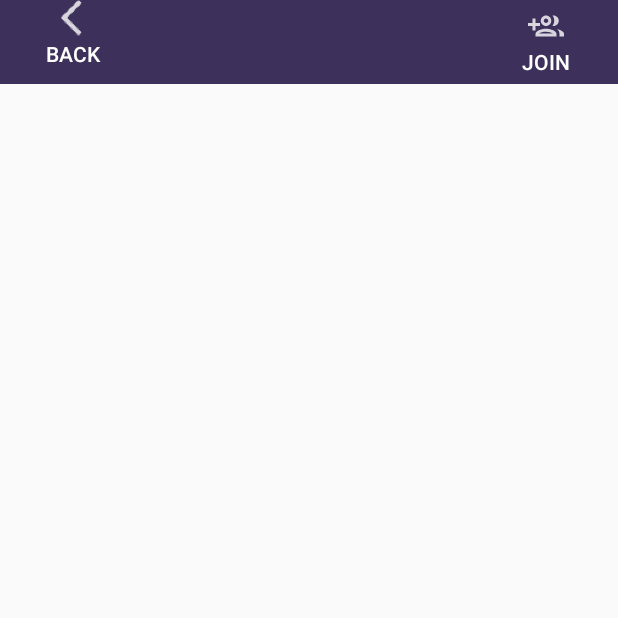
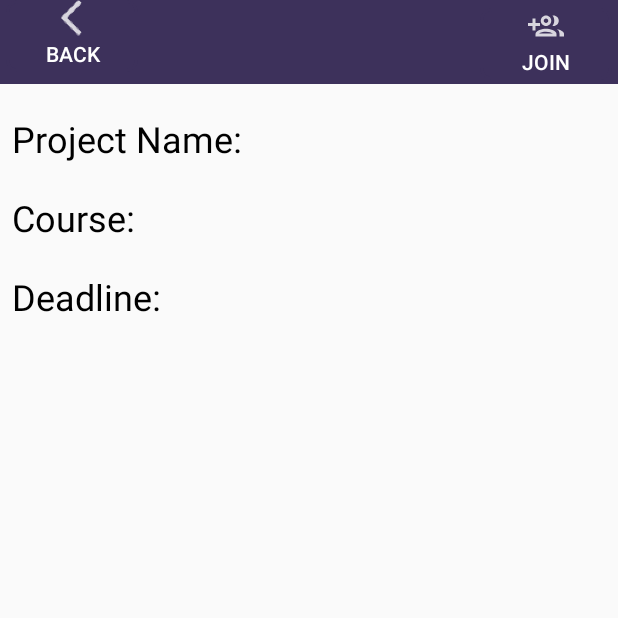
Before and after one commit to lukasrosario/EC327_Grouper, an Android app: the ProjectNoPermissionActivity screen opened directly, with no data from a screen before it, on a phone screen of 412 x 824 dp, the top half of it. Run offline under Robolectric (Android 15) with nearby library versions, the light colour scheme and no system bars; our stand-ins replace Firebase (no records; nobody signed in at launch, a user with empty details on screens opened directly).

Commit message:
Update activity_project_page2.xml

```diff
--- a/app/src/main/res/layout/activity_project_page2.xml
+++ b/app/src/main/res/layout/activity_project_page2.xml
@@ -42,48 +42,96 @@
              />
 
         <TextView
+            android:id="@+id/projLabel"
+            android:layout_marginTop="20dp"
+            android:layout_height="wrap_content"
+            android:layout_width="wrap_content"
+            android:text="Project Name: "
+            android:layout_marginStart="8dp"
+            android:textSize="24sp"
+            android:textColor="@color/textColor"
+            android:layout_below="@id/my_toolbar"/>
+
+        <TextView
             android:id="@+id/etProjectName"
             android:layout_width="wrap_content"
-            android:layout_height="45dp"
+            android:layout_height="wrap_content"
             android:layout_below="@id/my_toolbar"
-            android:layout_alignParentStart="true"
+            android:layout_marginTop="22dp"
+            android:layout_toRightOf="@id/projLabel"
             android:layout_marginStart="5dp"
-            android:layout_marginTop="12dp"
-            android:text="PrjectName"
-            />
+            android:textColor="@color/textColor"
+            android:textSize="20sp"
+            android:text="PrjectName" />
+
+        <TextView
+            android:id="@+id/courseLabel"
+            android:layout_height="wrap_content"
+            android:layout_marginStart="8dp"
+            android:layout_width="wrap_content"
+            android:text="Course: "
+            android:layout_marginTop="20dp"
+            android:textSize="24sp"
+            android:textColor="@color/textColor"
+            android:layout_below="@id/projLabel"/>
 
         <TextView
             android:id="@+id/etCourse"
             android:layout_width="wrap_content"
-            android:layout_height="45dp"
-            android:layout_alignParentStart="true"
+            android:layout_height="wrap_content"
+            android:textSize="20sp"
+            android:layout_marginTop="26dp"
+            android:textColor="@color/textColor"
             android:layout_below="@id/etProjectName"
+            android:layout_toRightOf="@id/courseLabel"
             android:layout_marginStart="5dp"
-            android:layout_marginTop="10dp"
-            android:text="Course Name"
-             />
+            android:text="Course Name" />
+
+        <TextView
+            android:id="@+id/deadlineLabel"
+            android:layout_height="wrap_content"
+            android:layout_width="wrap_content"
+            android:layout_marginStart="8dp"
+            android:text="Deadline: "
+            android:textSize="24sp"
+            android:layout_marginTop="20dp"
+            android:textColor="@color/textColor"
+            android:layout_below="@id/courseLabel"/>
 
         <TextView
             android:id="@+id/etDeadline"
             android:layout_width="wrap_content"
-            android:layout_height="45dp"
-            android:layout_alignParentStart="true"
+            android:layout_height="wrap_content"
             android:layout_below="@id/etCourse"
             android:layout_marginStart="5dp"
-            android:layout_marginTop="10dp"
-            android:text="Deadline"
-             />
+            android:textColor="@color/textColor"
+            android:textSize="20sp"
+            android:layout_toRightOf="@id/deadlineLabel"
+            android:layout_marginTop="28dp"
+            android:text="Deadline" />
 
         <TextView
             android:id="@+id/etDescription"
             android:layout_width="match_parent"
             android:layout_height="wrap_content"
+            android:layout_below="@id/etDeadline"
+            android:layout_marginStart="8dp"
+            android:textSize="20sp"
+            android:layout_marginTop="24dp"
+            android:layout_marginEnd="4dp"
+            android:textColor="@color/textColor"
+            android:text="Description" />
+
+        <ListView
+            android:id="@+id/lView"
+            android:layout_width="match_parent"
+            android:layout_height="250dp"
+            android:layout_below="@id/etDescription"
             android:layout_alignParentStart="true"
-            android:layout_below="@id/etDeadline"
+            android:layout_alignParentBottom="true"
             android:layout_marginStart="4dp"
+            android:layout_marginTop="50dp"
             android:layout_marginEnd="4dp"
-            android:layout_marginTop="5dp"
-            android:text="Description"
-            />
+            android:scrollbars="vertical" />
 
 </RelativeLayout>
```
